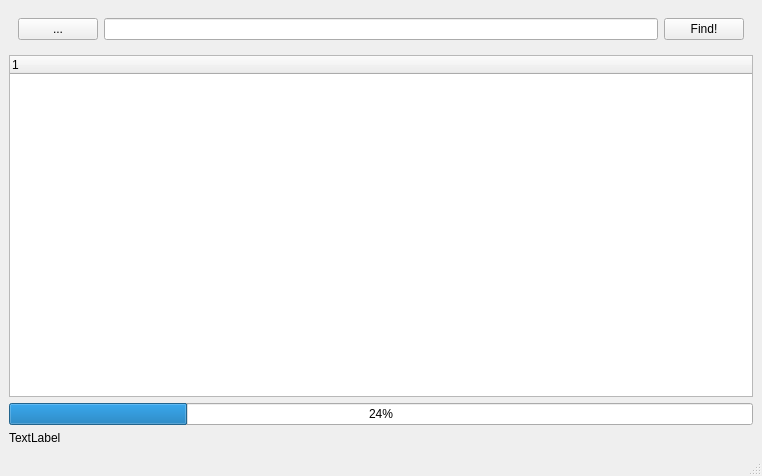
Qt form MainWindow1.ui (HelenYO/FileManager) before a commit.
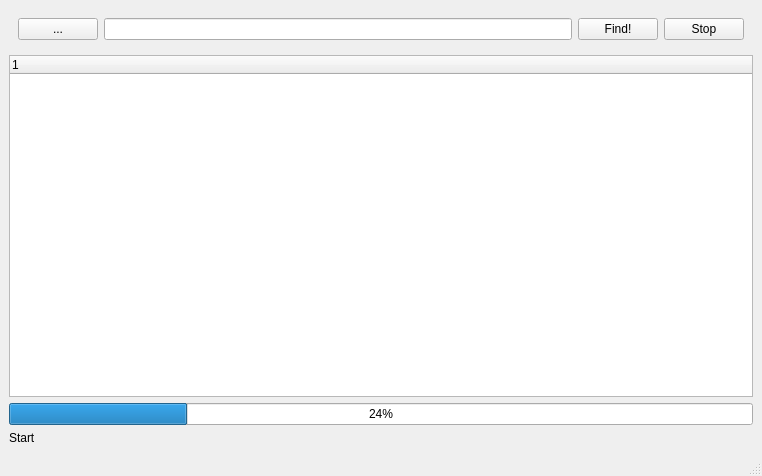
The same form after that commit.

Patch:
```diff
--- a/MainWindow1.ui
+++ b/MainWindow1.ui
@@ -53,6 +53,13 @@
          </property>
         </widget>
        </item>
+       <item>
+        <widget class="QPushButton" name="buttonStop">
+         <property name="text">
+          <string>Stop</string>
+         </property>
+        </widget>
+       </item>
       </layout>
      </widget>
     </item>
@@ -84,7 +91,7 @@
     <item>
      <widget class="QLabel" name="label">
       <property name="text">
-       <string>TextLabel</string>
+       <string>Start</string>
       </property>
      </widget>
     </item>
```
